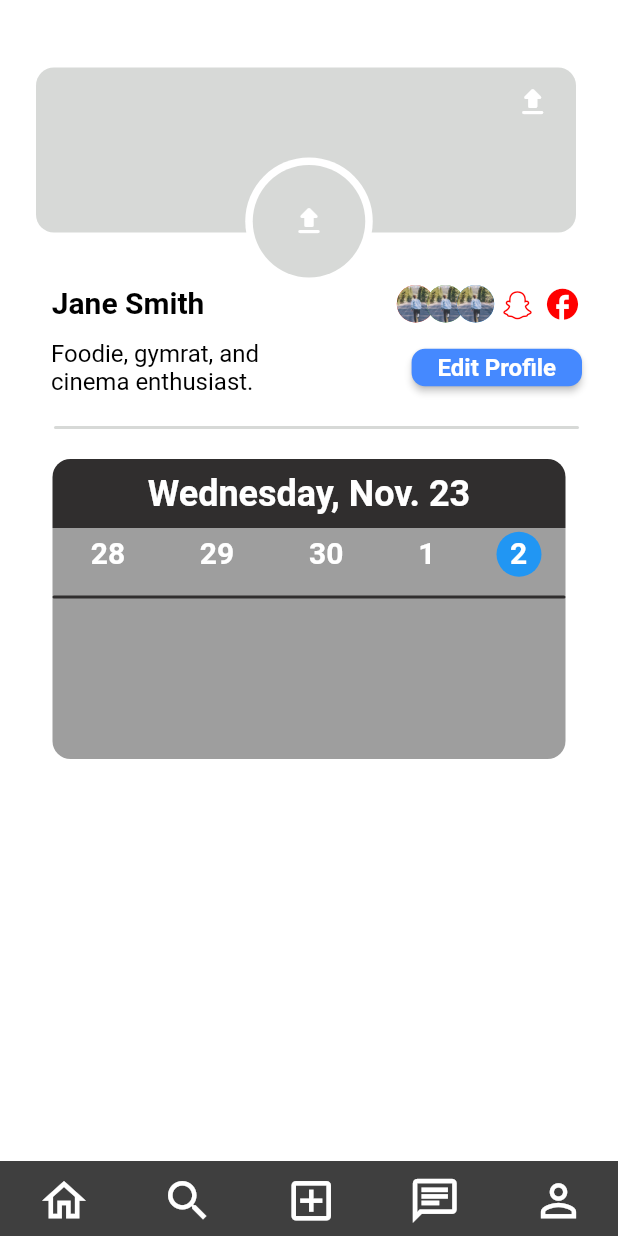
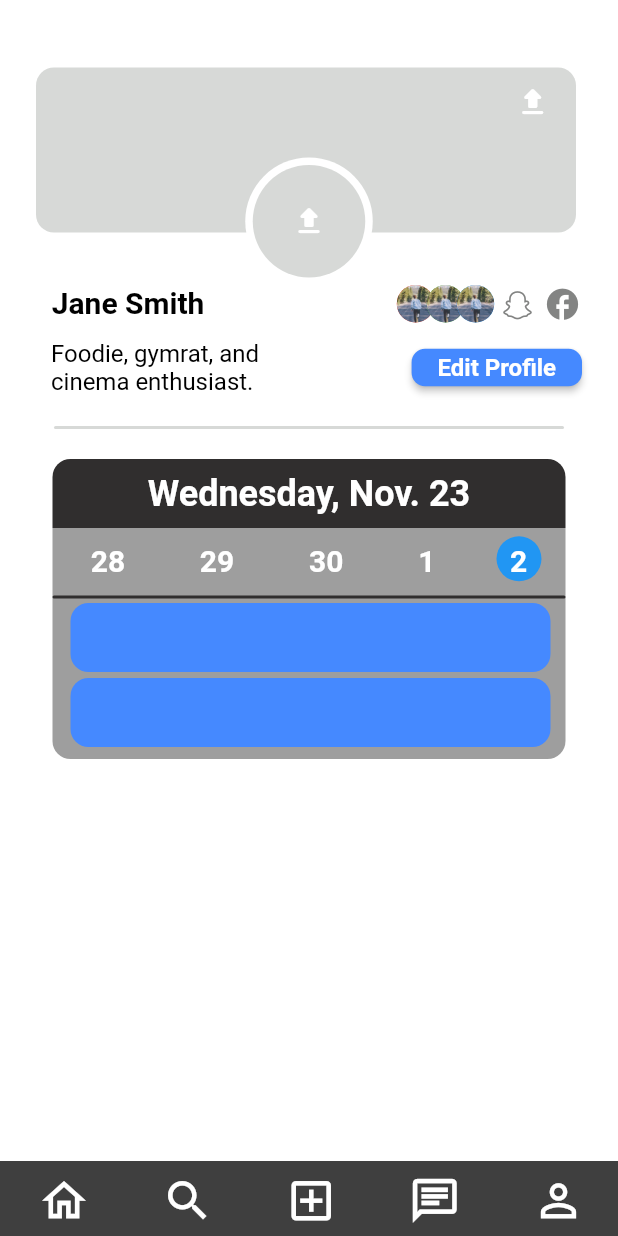
Before and after one commit to vandr033/Converge, a Flutter app: the screen it shows after launch, item 5 of the bottom bar chosen, on a phone screen of 412 x 824 dp. Run offline on Flutter 3.47's test engine with Material 2 defaults, Android fonts, the phone set to English and light mode, and no system bars; drawn by our look-alikes of sliding_up_panel; our stand-ins replace cloud_firestore, equatable, faker, firebase_auth, firebase_core, flutter_datetime_picker and 3 more; missing offline and left inert: dart:ffi; accounts and stored records are empty; Roboto replaces fonts that are missing (Nunito).

Commit message:
Fixed some stuff and added boxs to calendar

```diff
--- a/lib/event_screen.dart
+++ b/lib/event_screen.dart
@@ -1,7 +1,6 @@
 // ignore_for_file: prefer_const_constructors
 
 import 'dart:io';
-
 
 import 'package:flutter/cupertino.dart';
 import 'package:flutter_application/HomePage.dart';
@@ -355,7 +354,6 @@ class _PanelWidgetState extends State<PanelWidget> {
       print('Failed to get image: $e');
     }
   }
-
 
   void eventStartDatePicker(ctx) {
     // showCupertinoModalPopup is a built-in function of the cupertino library
@@ -2134,8 +2132,7 @@ class ProfileScreenState extends State<ProfileScreen> {
                                     BorderRadius.all(Radius.circular(12))),
                         child: image1 != null
                             ? Icon(null)
-                              : Icon(Icons.upload_rounded,
-                                  color: Colors.white)),
+                            : Icon(Icons.upload_rounded, color: Colors.white)),
                     onPressed: () {
                       pickImage1();
                     },
@@ -2181,8 +2178,7 @@ class ProfileScreenState extends State<ProfileScreen> {
                               ),
                         child: image2 != null
                             ? Icon(null)
-                              : Icon(Icons.upload_rounded,
-                                  color: Colors.white)),
+                            : Icon(Icons.upload_rounded, color: Colors.white)),
                   ),
                 ),
               ],
@@ -2212,7 +2208,7 @@ class ProfileScreenState extends State<ProfileScreen> {
                     child: Icon(
                       Icons.snapchat,
                       size: 25,
-                        color: Color.fromARGB(255, 255, 0, 0),
+                      color: Color(0XFF828382),
                     ),
                   ),
                 ),
@@ -2222,7 +2218,7 @@ class ProfileScreenState extends State<ProfileScreen> {
                     child: Icon(
                       Icons.facebook,
                       size: 25,
-                        color: Color.fromARGB(255, 255, 0, 0),
+                      color: Color(0XFFC828382),
                     ),
                   ),
                 ),
@@ -2324,8 +2320,7 @@ class ProfileScreenState extends State<ProfileScreen> {
                                 backgroundColor: Color(0xff4589FF),
                                 foregroundColor: Colors.white,
                                 shape: RoundedRectangleBorder(
-                                      borderRadius:
-                                          BorderRadius.circular(9.0))),
+                                    borderRadius: BorderRadius.circular(9.0))),
                             child: const Text(
                               'Edit Profile',
                               style: TextStyle(
@@ -2342,15 +2337,11 @@ class ProfileScreenState extends State<ProfileScreen> {
             SizedBox(
               height: 20,
             ),
-
             Row(
               mainAxisAlignment: MainAxisAlignment.center,
               children: [
-                  SizedBox(
-                    width: 10,
-                  ),
                 Container(
-                    width: 350,
+                  width: 340,
                   height: 2,
                   decoration: BoxDecoration(
                       color: Color(0xffD7D9D7),
@@ -2358,7 +2349,6 @@ class ProfileScreenState extends State<ProfileScreen> {
                 ),
               ],
             ),
-
             SizedBox(
               height: 20,
             ),
@@ -2374,14 +2364,19 @@ class ProfileScreenState extends State<ProfileScreen> {
                   foregroundColor: Colors.white,
                   padding: EdgeInsets.zero,
                   shape: RoundedRectangleBorder(
-                        borderRadius: BorderRadius.only(topRight: Radius.circular(12),
+                    borderRadius: BorderRadius.only(
+                      topRight: Radius.circular(12),
                       topLeft: Radius.circular(12),
                     ),
                   ),
                 ),
                 child: Text(
                   startDate != null
-                        ? DateFormat.EEEE().format(startDate) + ', ' + DateFormat.MMM().format(startDate)+ '. ' + DateFormat.d().format(startDate)
+                      ? DateFormat.EEEE().format(startDate) +
+                          ', ' +
+                          DateFormat.MMM().format(startDate) +
+                          '. ' +
+                          DateFormat.d().format(startDate)
                       : 'No Date!',
                   style: TextStyle(
                     fontSize: 24,
@@ -2389,14 +2384,11 @@ class ProfileScreenState extends State<ProfileScreen> {
                   ),
                   softWrap: false,
                 ),
-
-                ),
-
+              ),
             ),
 
             Stack(
               children: [
-
                 Positioned(
                   child: Container(
                     //alignment: Alignment.center,
@@ -2413,7 +2405,7 @@ class ProfileScreenState extends State<ProfileScreen> {
                 ),
                 Positioned(
                   child: Container(
-                      padding: EdgeInsets.fromLTRB(296, 2.5, 0, 0),
+                    padding: EdgeInsets.fromLTRB(296, 5.5, 0, 0),
                     child: Container(
                       height: 30,
                       width: 30,
@@ -2426,7 +2418,7 @@ class ProfileScreenState extends State<ProfileScreen> {
                 ),
                 Positioned(
                   child: Container(
-                      padding: EdgeInsets.fromLTRB(0, 5, 0, 0),
+                    padding: EdgeInsets.fromLTRB(0, 10, 0, 0),
                     height: 154,
                     width: 342,
                     child: Text(
@@ -2449,39 +2441,41 @@ class ProfileScreenState extends State<ProfileScreen> {
                     height: 2,
                     decoration: BoxDecoration(
                       color: Color.fromARGB(255, 48, 46, 46),
-                          borderRadius: BorderRadius.circular(20),),
+                      borderRadius: BorderRadius.circular(20),
+                    ),
                   ),
                 ),
 
                 //blue boxes start
-                  // Positioned(
-                  //   child: Container(
-                  //     //alignment: Alignment.center,
-                  //     padding: EdgeInsets.fromLTRB(0, 0, 0, 0),
-                  //     child: Container(
-                  //       height: 46,
-                  //       width: 300,
-                  //       decoration: BoxDecoration(
-                  //         color: Colors.blue,
-                  //         borderRadius: BorderRadius.circular(12),),
-                  //       ),
-                  //     ),
-                  //   ),
-
-                  // Positioned(
-                  //    child: Container(
-                  //     //alignment: Alignment.center,
-                  //     padding: EdgeInsets.fromLTRB(0, 0, 0, 0),
-                  //     child: Container(
-                  //       height: 46,
-                  //       width: 300,
-                  //       decoration: BoxDecoration(
-                  //         color: Colors.blue,
-                  //         borderRadius: BorderRadius.circular(12),),
-                  //       ),
-                  //     ),
-                  //   ),
-
+                Positioned(
+                  child: Container(
+                    //alignment: Alignment.center,
+                    padding: EdgeInsets.fromLTRB(12, 50, 0, 0),
+                    child: Container(
+                      height: 46,
+                      width: 320,
+                      decoration: BoxDecoration(
+                        color: Color(0xff4589FF),
+                        borderRadius: BorderRadius.circular(12),
+                      ),
+                    ),
+                  ),
+                ),
+
+                Positioned(
+                  child: Container(
+                    //alignment: Alignment.center,
+                    padding: EdgeInsets.fromLTRB(12, 100, 0, 0),
+                    child: Container(
+                      height: 46,
+                      width: 320,
+                      decoration: BoxDecoration(
+                        color: Color(0xff4589FF),
+                        borderRadius: BorderRadius.circular(12),
+                      ),
+                    ),
+                  ),
+                ),
               ],
             ),
           ],
```
Lines whose indentation alone changed are shown as unchanged.
